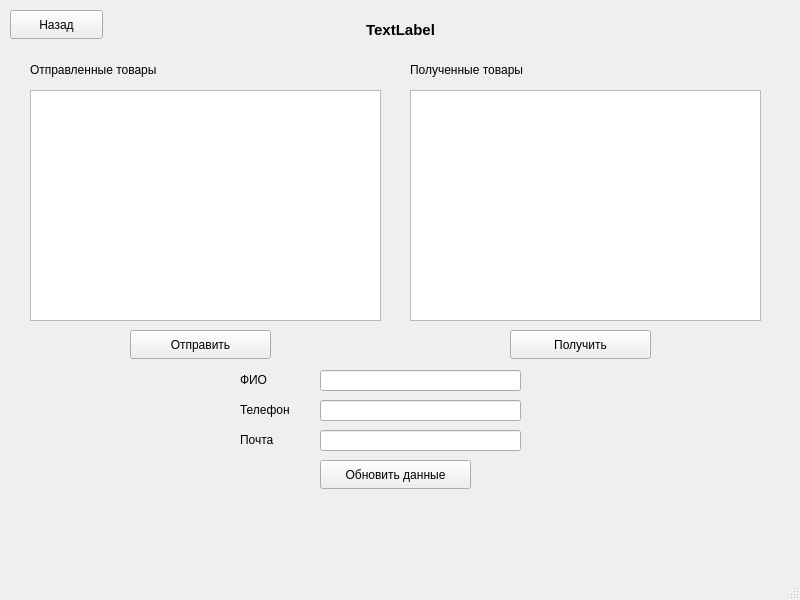
Zel1k21/warehouse_management_qt, file usermenu.ui: the form before one commit.
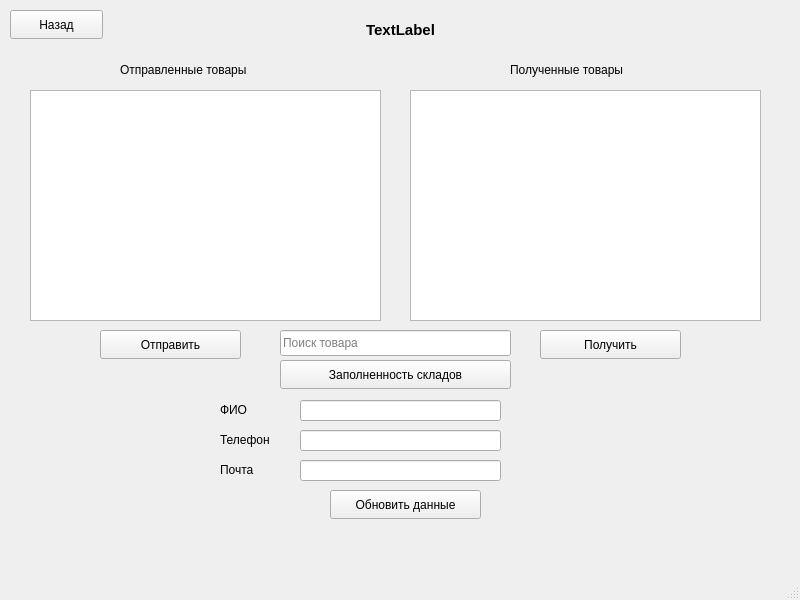
The form after the commit.

Commit message: add accountType.h and warehouseDialog for report printing. Fix sum bugs.

```diff
--- a/usermenu.ui
+++ b/usermenu.ui
@@ -62,9 +62,9 @@
    <widget class="QLabel" name="label">
     <property name="geometry">
      <rect>
-      <x>30</x>
+      <x>120</x>
       <y>60</y>
-      <width>201</width>
+      <width>171</width>
       <height>20</height>
      </rect>
     </property>
@@ -75,9 +75,9 @@
    <widget class="QLabel" name="label_2">
     <property name="geometry">
      <rect>
-      <x>410</x>
+      <x>510</x>
       <y>60</y>
-      <width>171</width>
+      <width>151</width>
       <height>20</height>
      </rect>
     </property>
@@ -101,7 +101,7 @@
    <widget class="QPushButton" name="newSendingButton">
     <property name="geometry">
      <rect>
-      <x>130</x>
+      <x>100</x>
       <y>330</y>
       <width>141</width>
       <height>29</height>
@@ -114,7 +114,7 @@
    <widget class="QPushButton" name="newReceivingButton">
     <property name="geometry">
      <rect>
-      <x>510</x>
+      <x>540</x>
       <y>330</y>
       <width>141</width>
       <height>29</height>
@@ -127,8 +127,8 @@
    <widget class="QLabel" name="label_3">
     <property name="geometry">
      <rect>
-      <x>240</x>
-      <y>370</y>
+      <x>220</x>
+      <y>400</y>
       <width>63</width>
       <height>20</height>
      </rect>
@@ -140,8 +140,8 @@
    <widget class="QLabel" name="label_4">
     <property name="geometry">
      <rect>
-      <x>240</x>
-      <y>400</y>
+      <x>220</x>
+      <y>430</y>
       <width>63</width>
       <height>20</height>
      </rect>
@@ -153,8 +153,8 @@
    <widget class="QLabel" name="label_5">
     <property name="geometry">
      <rect>
-      <x>240</x>
-      <y>430</y>
+      <x>220</x>
+      <y>460</y>
       <width>63</width>
       <height>20</height>
      </rect>
@@ -166,8 +166,8 @@
    <widget class="QLineEdit" name="fullnameInput">
     <property name="geometry">
      <rect>
-      <x>320</x>
-      <y>370</y>
+      <x>300</x>
+      <y>400</y>
       <width>201</width>
       <height>21</height>
      </rect>
@@ -176,8 +176,8 @@
    <widget class="QLineEdit" name="phoneInput">
     <property name="geometry">
      <rect>
-      <x>320</x>
-      <y>400</y>
+      <x>300</x>
+      <y>430</y>
       <width>201</width>
       <height>21</height>
      </rect>
@@ -186,8 +186,8 @@
    <widget class="QLineEdit" name="emailInput">
     <property name="geometry">
      <rect>
-      <x>320</x>
-      <y>430</y>
+      <x>300</x>
+      <y>460</y>
       <width>201</width>
       <height>21</height>
      </rect>
@@ -196,8 +196,8 @@
    <widget class="QPushButton" name="updateButton">
     <property name="geometry">
      <rect>
-      <x>320</x>
-      <y>460</y>
+      <x>330</x>
+      <y>490</y>
       <width>151</width>
       <height>29</height>
      </rect>
@@ -206,6 +206,32 @@
      <string>Обновить данные</string>
     </property>
    </widget>
+   <widget class="QLineEdit" name="searchField">
+    <property name="geometry">
+     <rect>
+      <x>280</x>
+      <y>330</y>
+      <width>231</width>
+      <height>26</height>
+     </rect>
+    </property>
+    <property name="placeholderText">
+     <string>Поиск товара</string>
+    </property>
+   </widget>
+   <widget class="QPushButton" name="warehouseFillButton">
+    <property name="geometry">
+     <rect>
+      <x>280</x>
+      <y>360</y>
+      <width>231</width>
+      <height>29</height>
+     </rect>
+    </property>
+    <property name="text">
+     <string>Заполненность складов</string>
+    </property>
+   </widget>
   </widget>
   <widget class="QMenuBar" name="menubar">
    <property name="geometry">
```
Left out of the diff: 2 changed lines with no effect on the pictures. The commit also changes 16 other files.
